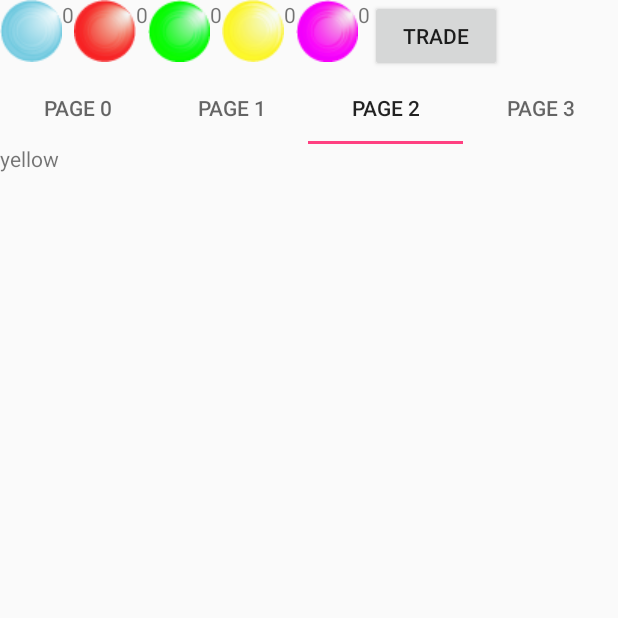
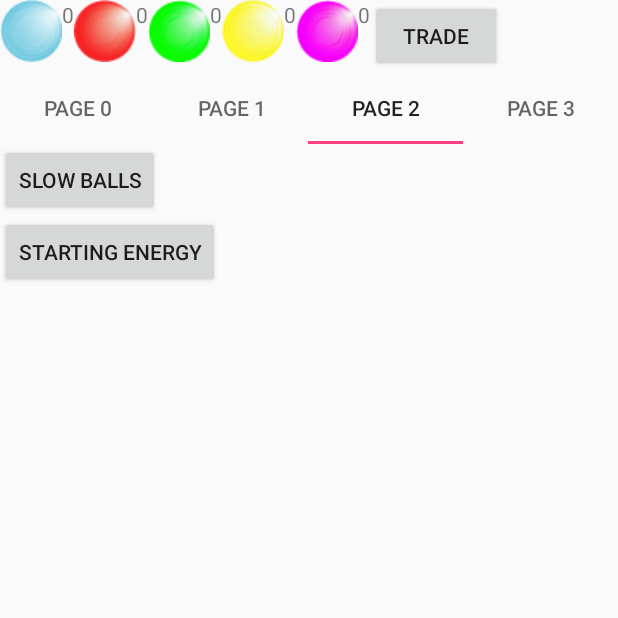
Before and after one commit to TrampaAleksa/Trampatom, an Android app: the FragmentRed screen opened directly, with no data from a screen before it, tab 3 chosen, on a phone screen of 412 x 824 dp, the top half of it. Run offline under Robolectric (Android 15) with nearby library versions, the light colour scheme and no system bars.

Commit message:
Passive power ups added; needs a little more work

```diff
--- a/app/src/main/java/com/trampatom/game/trampatom/currency/fragments/FragmentPurple.java
+++ b/app/src/main/java/com/trampatom/game/trampatom/currency/fragments/FragmentPurple.java
@@ -1,29 +1,34 @@
 package com.trampatom.game.trampatom.currency.fragments;
 
+import android.content.SharedPreferences;
+import android.preference.PreferenceManager;
 import android.support.v4.app.Fragment;
 import android.os.Bundle;
 import android.view.LayoutInflater;
 import android.view.View;
 import android.view.ViewGroup;
+import android.widget.Button;
 
 import com.trampatom.game.trampatom.R;
 import com.trampatom.game.trampatom.currency.Fragments;
+import com.trampatom.game.trampatom.utils.Keys;
 
 /**
  * Fragment containing the purple category for the shop
  */
 
-public class FragmentPurple extends Fragment{
+public class FragmentPurple extends Fragment implements View.OnClickListener{
 
+    SharedPreferences preferences;
+    SharedPreferences.Editor editor;
 
-    // Store instance variables
-    private int category;
+    Button bIncreaseBallSize, bSlowerEnergyConsumption;
+
 
     // newInstance constructor for creating fragment with arguments
     public static FragmentPurple newInstance(int category) {
         FragmentPurple fragmentPurple = new FragmentPurple();
         Bundle args = new Bundle();
-        args.putInt(Fragments.CATEGORY_BUNDLE, category);
         fragmentPurple.setArguments(args);
         return fragmentPurple;
     }
@@ -32,8 +37,7 @@ public class FragmentPurple extends Fragment{
     @Override
     public void onCreate(Bundle savedInstanceState) {
         super.onCreate(savedInstanceState);
-        //set a byndle to be later cached by some activity
-            category = getArguments().getInt(Fragments.CATEGORY_BUNDLE, 0);
+        preferences = PreferenceManager.getDefaultSharedPreferences(getContext());
     }
 
     // Inflate the view for the fragment based on layout XML
@@ -42,6 +46,31 @@ public class FragmentPurple extends Fragment{
                              Bundle savedInstanceState) {
         View view = inflater.inflate(R.layout.fragment_category_purple, container, false);
         //TextView tvLabel = (TextView) view.findViewById(R.id.tvRed);
+        bIncreaseBallSize = (Button) view.findViewById(R.id.bIncreaseBallSize);
+        bSlowerEnergyConsumption = (Button) view.findViewById(R.id.bSlowerEnergyConsumption);
+        bIncreaseBallSize.setOnClickListener(this);
+        bSlowerEnergyConsumption.setOnClickListener(this);
         return view;
     }
+
+
+    @Override
+    public void onClick(View v) {
+        switch (v.getId()) {
+
+            case R.id.bIncreaseBallSize:
+                editor = preferences.edit();
+                editor.putInt(Keys.KEY_PASSIVE_ONE, Keys.FLAG_PURPLE_BIGGER_BALLS);
+                editor.apply();
+
+                break;
+
+            case R.id.bSlowerEnergyConsumption:
+                editor = preferences.edit();
+                editor.putInt(Keys.KEY_PASSIVE_ONE, Keys.FLAG_PURPLE_SLOWER_ENERGY_DECAY);
+                editor.apply();
+
+                break;
+        }
+    }
 }
--- a/app/src/main/java/com/trampatom/game/trampatom/utils/Keys.java
+++ b/app/src/main/java/com/trampatom/game/trampatom/utils/Keys.java
@@ -30,6 +30,10 @@ public class Keys {
 
         // default coolDown of the power up that has a coolDown in seconds
         public int POWER_UP_COOLDOWN = 3;
+        //determines how much will the balls size be increased if we use the active power up
+    public int POWER_UP_BALL_SIZE_INCREASE = 30;
+        //determines by how much will the energy level increase if we use the passive for it
+    public int PASSIVE_STARTING_ENERGY_INCREASE = -4000;
 
     // ----------------------------------------- Ball Types ------------------------------------------ \\
 
@@ -104,6 +108,8 @@ public class Keys {
         //used to store a preference to determine what power up we selected
         public static final String KEY_POWER_UP_ONE = "power up 1";
         public static final String KEY_POWER_UP_TWO = "power up 2";
+        public static final String KEY_PASSIVE_ONE = "passive 1";
+        public static final String KEY_PASSIVE_TWO = "passive 2";
 
 
     // ----------------------------------- Flags -------------------------------------------- \\
@@ -121,12 +127,12 @@ public class Keys {
         public static final int FLAG_GREEN_UNKNOWN2 = 8;
         //purple
         public static final int FLAG_PURPLE_BIGGER_BALLS = 9;
-        public static final int FLAG_PURPLE_UNKNOWN2 = 10;
+        public static final int FLAG_PURPLE_SLOWER_ENERGY_DECAY = 10;
         public static final int FLAG_PURPLE_UNKNOWN3 = 11;
         public static final int FLAG_PURPLE_UNKNOWN4 = 12;
         //yellow
-        public static final int FLAG_YELLOW_UNKNOWN = 13;
-        public static final int FLAG_YELLOW_UNKNOWN2 = 14;
+        public static final int FLAG_YELLOW_MORE_ENERGY_ON_START = 13;
+        public static final int FLAG_YELLOW_SLOW_DOWN_BALLS = 14;
         public static final int FLAG_YELLOW_UNKNOWN3 = 15;
         public static final int FLAG_YELLOW_UNKNOWN4 = 16;
 
@@ -135,5 +141,5 @@ public class Keys {
         public static final int FLAG_PROGRESS_BAR_POWER_UP = 1;
         public static final int FLAG_BALL_POWER_UP = 2;
 
-    public int POWER_UP_BALL_SIZE_INCREASE = 30;
+
 }
--- a/app/src/main/res/layout/fragment_category_yellow.xml
+++ b/app/src/main/res/layout/fragment_category_yellow.xml
@@ -1,10 +1,19 @@
 <?xml version="1.0" encoding="utf-8"?>
-<LinearLayout xmlns:android="http://schemas.android.com/apk/res/android"
+<RelativeLayout xmlns:android="http://schemas.android.com/apk/res/android"
     android:orientation="vertical" android:layout_width="match_parent"
     android:layout_height="match_parent">
-    <TextView
-        android:id="@+id/tvYellow"
+
+    <Button
+        android:id="@+id/bSlowDownBalls"
         android:layout_width="wrap_content"
         android:layout_height="wrap_content"
-        android:text="yellow"/>
-</LinearLayout>
+        android:text="Slow balls"
+        />
+    <Button
+        android:layout_below="@+id/bSlowDownBalls"
+        android:id="@+id/bStartingEnergy"
+        android:layout_width="wrap_content"
+        android:layout_height="wrap_content"
+        android:text="Starting energy"
+        />
+</RelativeLayout>
```
Also changed, not shown: app/src/main/java/com/trampatom/game/trampatom/activity/GameClassicActivity.java (+18 -3 lines), app/src/main/java/com/trampatom/game/trampatom/ball/BallHandler.java (+34 -0 lines), app/src/main/java/com/trampatom/game/trampatom/currency/PowerUps.java (+118 -92 lines), app/src/main/java/com/trampatom/game/trampatom/currency/fragments/FragmentYellow.java (+34 -6 lines), app/src/main/java/com/trampatom/game/trampatom/utils/GameTimeAndScore.java (+12 -0 lines), app/src/main/res/layout/fragment_category_purple.xml (+14 -5 lines).
